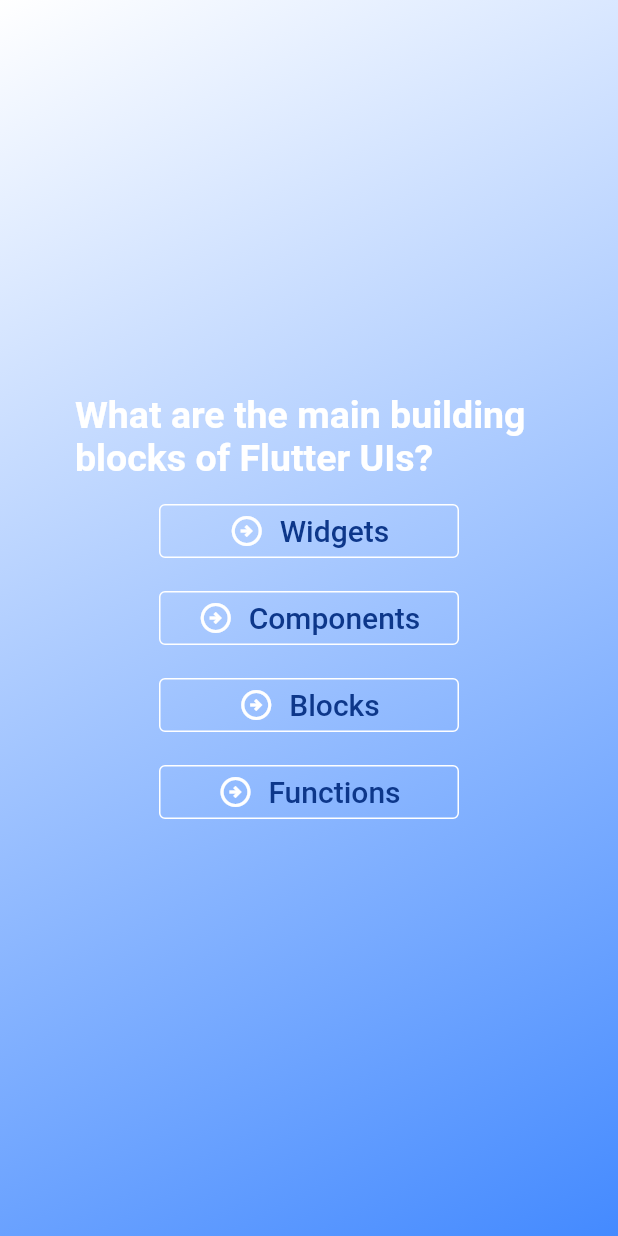
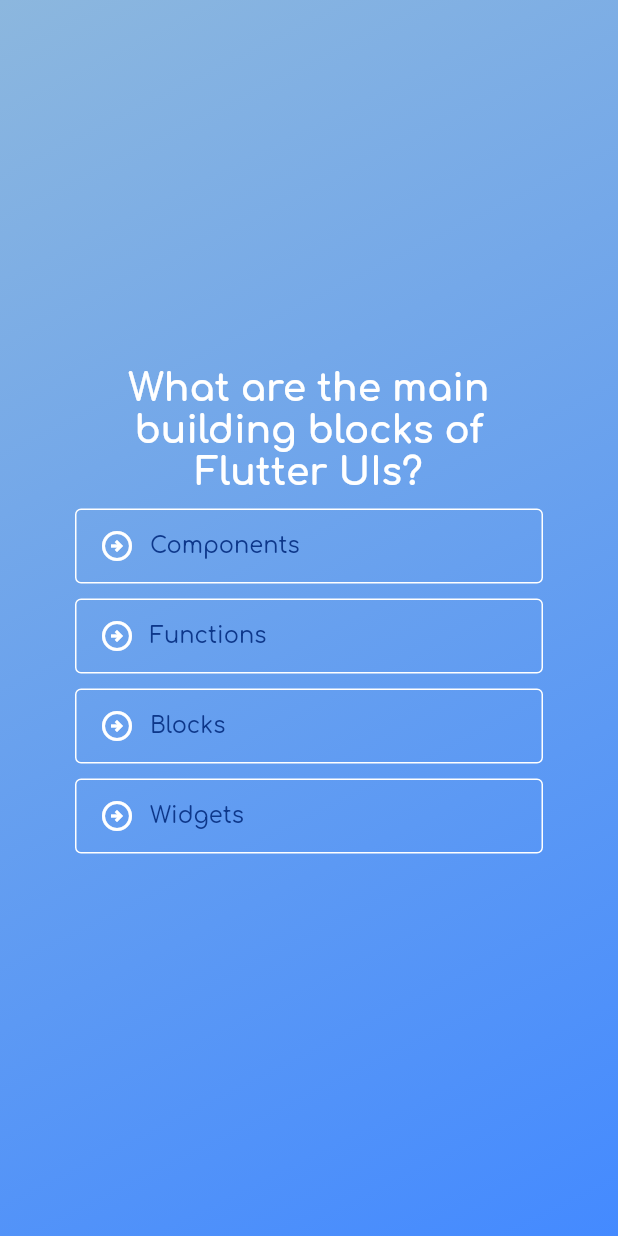
Before and after one commit to isif00/Quiz-App, a Flutter app: the screen it shows after launch, after a tap on "Start Quiz !", on a phone screen of 412 x 824 dp. Run offline on Flutter 3.47's test engine with Material 2 defaults, Android fonts, the phone set to English and light mode, and no system bars; our stand-ins replace gap, google_fonts.

Commit message:
Adding the ability to select and move around the screens

```diff
--- a/lib/data/questions.dart
+++ b/lib/data/questions.dart
@@ -1,6 +1,6 @@
 import 'package:quiz_game/models/quiz_questions.dart';
 
-final questions = [
+const questions = [
   QuizQuestions(
     'What are the main building blocks of Flutter UIs?',
     [
--- a/lib/models/quiz_questions.dart
+++ b/lib/models/quiz_questions.dart
@@ -1,5 +1,12 @@
 class QuizQuestions {
+  const QuizQuestions(this.text, this.answers);
+
   final String text;
   final List<String> answers;
-  QuizQuestions(this.text, this.answers);
+
+  List<String> getShuffledAnswers() {
+    final shuffledList = List.of(answers);
+    shuffledList.shuffle();
+    return shuffledList;
+  }
 }
--- a/lib/screens/home_screen.dart
+++ b/lib/screens/home_screen.dart
@@ -1,5 +1,6 @@
 import 'package:flutter/material.dart';
 import 'package:gap/gap.dart';
+import 'package:google_fonts/google_fonts.dart';
 import 'package:quiz_game/screens/quiz_screen.dart';
 
 class Home extends StatefulWidget {
@@ -13,9 +14,11 @@ class _HomeState extends State<Home> {
   Widget activeScreen = const Home();
 
   void switchScreen() {
-    setState(() {
-      activeScreen = const QuizScreen();
-    });
+    setState(
+      () {
+        activeScreen = const QuizScreen();
+      },
+    );
   }
 
   @override
@@ -36,11 +39,12 @@ class _HomeState extends State<Home> {
           ),
         ),
         const Gap(20),
-        const Text(
+        Text(
           "Learn Flutter the fun way !",
-          style: TextStyle(
+          style: GoogleFonts.comfortaa(
             color: Colors.white,
-            fontSize: 24,
+            fontSize: 25,
+            fontWeight: FontWeight.bold,
           ),
         ),
         const Gap(10),
@@ -65,19 +69,20 @@ class _HomeState extends State<Home> {
                   ),
                 );
               },
-              child: const Row(
+              child: Row(
                 mainAxisAlignment: MainAxisAlignment.center,
                 children: [
-                  Icon(
+                  const Icon(
                     Icons.arrow_circle_right_outlined,
                     color: Colors.white,
                   ),
-                  Gap(10),
+                  const Gap(10),
                   Text(
                     "Start Quiz !",
-                    style: TextStyle(
-                      color: Color.fromARGB(255, 13, 55, 138),
+                    style: GoogleFonts.comfortaa(
+                      color: const Color.fromARGB(255, 13, 55, 138),
                       fontSize: 20,
+                      fontWeight: FontWeight.bold,
                     ),
                   ),
                 ],
--- a/lib/screens/quiz_screen.dart
+++ b/lib/screens/quiz_screen.dart
@@ -1,5 +1,6 @@
 import 'package:flutter/material.dart';
 import 'package:gap/gap.dart';
+import 'package:google_fonts/google_fonts.dart';
 import 'package:quiz_game/widget/questions.dart';
 
 import '../data/questions.dart';
@@ -12,9 +13,21 @@ class QuizScreen extends StatefulWidget {
 }
 
 class _QuizScreenState extends State<QuizScreen> {
+  var currentQuestionIndex = 0;
+  final List<String> selctedAnswers = [];
+  void answerQuestion() {
+    setState(() {
+      currentQuestionIndex++;
+    });
+  }
+
+  void chooseAnswer(String answer) {
+    selctedAnswers.add(answer);
+  }
+
   @override
   Widget build(BuildContext context) {
-    final currentQuestion = questions[0];
+    final currentQuestion = questions[currentQuestionIndex];
 
     return Scaffold(
       body: Container(
@@ -22,7 +35,7 @@ class _QuizScreenState extends State<QuizScreen> {
         decoration: const BoxDecoration(
           gradient: LinearGradient(
             colors: [
-              Colors.white,
+              Color.fromARGB(255, 140, 183, 222),
               Colors.blueAccent,
             ],
             begin: Alignment.topLeft,
@@ -36,19 +49,20 @@ class _QuizScreenState extends State<QuizScreen> {
             Center(
               child: Text(
                 currentQuestion.text,
-                style: const TextStyle(
+                style: GoogleFonts.comfortaa(
                   color: Colors.white,
                   fontSize: 25,
                   fontWeight: FontWeight.bold,
                 ),
+                textAlign: TextAlign.center,
               ),
             ),
             const Gap(10),
-            ...currentQuestion.answers.map(
+            ...currentQuestion.getShuffledAnswers().map(
               (answer) {
                 return Question(
                   answerText: answer,
-                  onTap: () {},
+                  onTap: answerQuestion,
                 );
               },
             ),
--- a/lib/widget/questions.dart
+++ b/lib/widget/questions.dart
@@ -1,5 +1,6 @@
 import 'package:flutter/material.dart';
 import 'package:gap/gap.dart';
+import 'package:google_fonts/google_fonts.dart';
 
 class Question extends StatelessWidget {
   const Question({super.key, required this.answerText, required this.onTap});
@@ -11,10 +12,11 @@ class Question extends StatelessWidget {
   Widget build(BuildContext context) {
     return Center(
       child: SizedBox(
-        width: 200,
         child: Column(
           children: [
-            OutlinedButton(
+            SizedBox(
+              height: 50,
+              child: OutlinedButton(
                 style: ButtonStyle(
                   side: MaterialStateProperty.resolveWith<BorderSide>(
                     (Set<MaterialState> states) {
@@ -26,21 +28,28 @@ class Question extends StatelessWidget {
                 ),
                 onPressed: onTap,
                 child: Row(
-                mainAxisAlignment: MainAxisAlignment.center,
+                  mainAxisAlignment: MainAxisAlignment.start,
                   children: [
                     const Icon(
                       Icons.arrow_circle_right_outlined,
                       color: Colors.white,
                     ),
                     const Gap(10),
+                    Expanded(
+                      child: Wrap(
+                        children: [
                           Text(
                             answerText,
-                    style: const TextStyle(
-                      color: Color.fromARGB(255, 13, 55, 138),
-                      fontSize: 20,
+                            style: GoogleFonts.comfortaa(
+                              color: const Color.fromARGB(255, 13, 55, 138),
+                              fontSize: 15,
                             ),
                           ),
                         ],
+                      ),
+                    ),
+                  ],
+                ),
               ),
             ),
             const Gap(10),
--- a/pubspec.yaml
+++ b/pubspec.yaml
@@ -37,6 +37,7 @@ dependencies:
   cupertino_icons: ^1.0.2
   gap: ^3.0.1
   lint: ^2.1.2
+  google_fonts: ^5.1.0
 
 dev_dependencies:
   flutter_test:
```
Also changed, not shown: pubspec.lock, 1 other file. Lines whose indentation alone changed are shown as unchanged.
